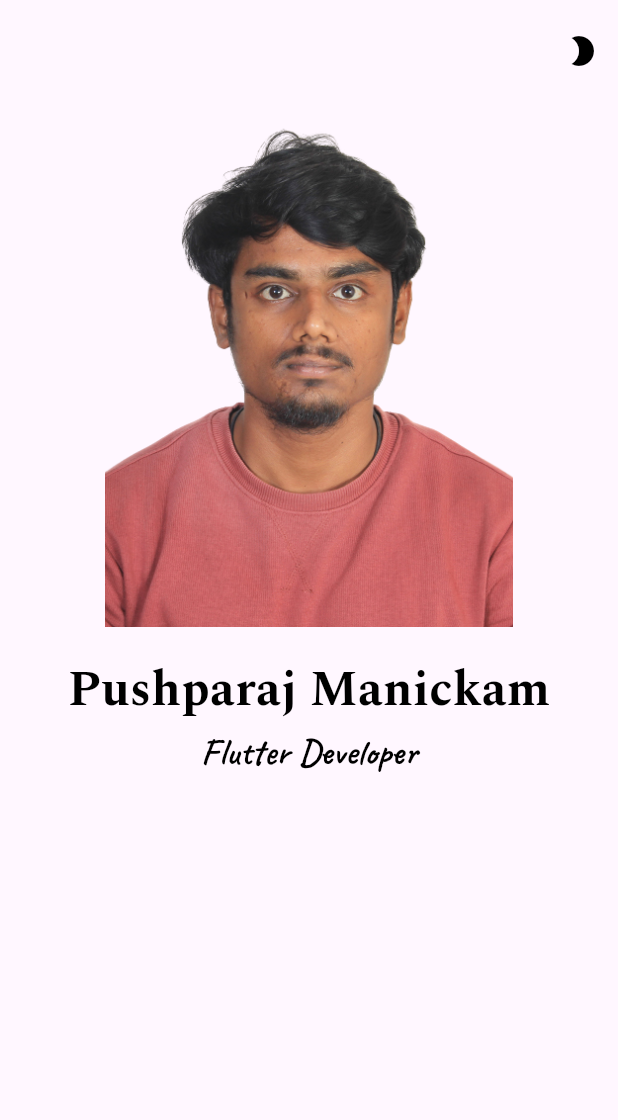
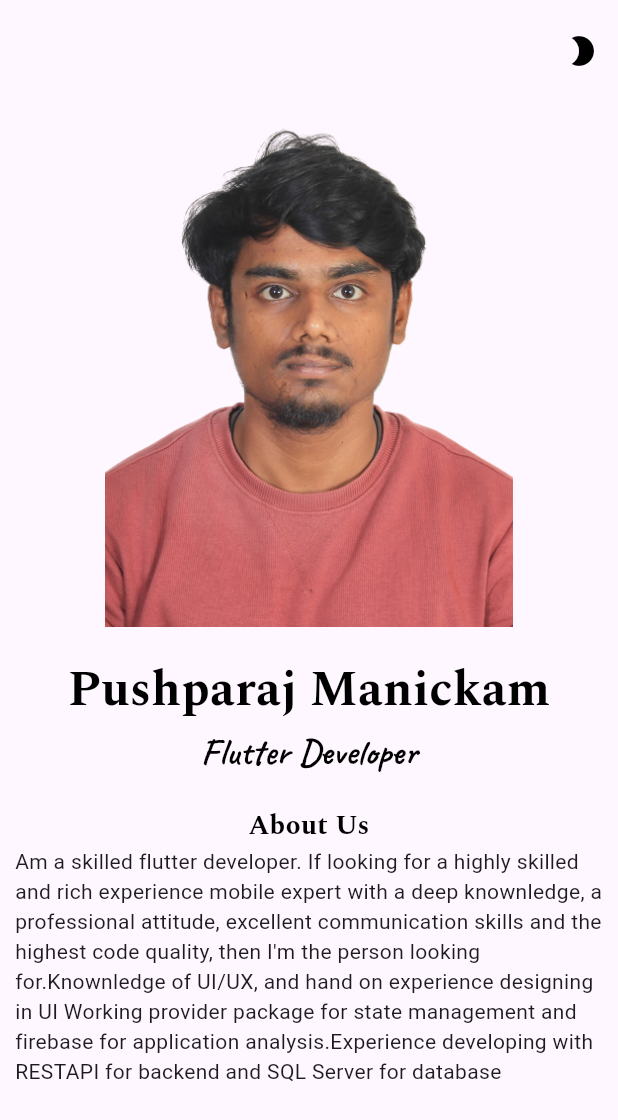
Before and after one commit to PushparajManickam/push_potfolio, a Flutter app: the screen it shows after launch, after a tap on the "wb sunny" icon, on a phone screen of 412 x 824 dp. Shown: the top 1120 px of the screen. Run offline on Flutter 3.47's test engine with Material 2 defaults, Android fonts, the phone set to English and light mode, and no system bars; our stand-ins replace adaptive_theme, google_fonts.

```diff
--- a/lib/main.dart
+++ b/lib/main.dart
@@ -1,19 +1,35 @@
+import 'package:adaptive_theme/adaptive_theme.dart';
 import 'package:flutter/material.dart';
 
 import 'theme/color.dart';
 import 'screen/dashboard_screen.dart';
 
-void main() {
-  runApp(const MyApp());
+void main()async {
+   WidgetsFlutterBinding.ensureInitialized();
+  final AdaptiveThemeMode? savedThemeMode = await AdaptiveTheme.getThemeMode();
+  runApp(MyApp(savedThemeMode: savedThemeMode));
 }
 
 class MyApp extends StatelessWidget {
-  const MyApp({super.key});
+  final AdaptiveThemeMode? savedThemeMode;
+  const MyApp({super.key,this.savedThemeMode});
 
   // This widget is the root of your application.
   @override
   Widget build(BuildContext context) {
-    return MaterialApp(
+    return AdaptiveTheme(
+      light: ThemeData(
+        brightness: Brightness.light,
+        primarySwatch: Colors.red,
+        // accentColor: Colors.amber,
+      ),
+      dark: ThemeData(
+        brightness: Brightness.dark,
+        primarySwatch: Colors.red,
+        // accentColor: Colors.amber,
+      ),
+      initial: AdaptiveThemeMode.dark   ,
+      builder: (theme, darkTheme) => MaterialApp(
         debugShowCheckedModeBanner: false,
         theme: ThemeData(
           // This is the theme of your application.
@@ -38,7 +54,8 @@ class MyApp extends StatelessWidget {
           ),
           useMaterial3: true,
         ),
-      home: const DashboardScreen(),
+        home: DashboardScreen(savedThemeMode: savedThemeMode),
+      ),
     );
   }
 }
--- a/lib/screen/dashboard_screen.dart
+++ b/lib/screen/dashboard_screen.dart
@@ -1,12 +1,16 @@
+import 'package:adaptive_theme/adaptive_theme.dart';
 import 'package:flutter/material.dart';
 import 'package:push_potfolio/config/style.dart';
 import 'package:push_potfolio/constant/constant.dart';
 import 'package:push_potfolio/theme/color.dart';
+import 'package:push_potfolio/widget/about_us_widget.dart';
 import 'package:push_potfolio/widget/bio_widget.dart';
 import 'package:push_potfolio/widget/profile_widget.dart';
 
 class DashboardScreen extends StatefulWidget {
-  const DashboardScreen({super.key});
+  final AdaptiveThemeMode? savedThemeMode;
+
+  const DashboardScreen({super.key, this.savedThemeMode});
 
   @override
   State<DashboardScreen> createState() => _DashboardScreenState();
@@ -32,13 +36,16 @@ class _DashboardScreenState extends State<DashboardScreen> {
                       size: MyConstant.titleSize,
                     ),
                     onPressed: () {
+                      AdaptiveTheme.of(context).toggleThemeMode();
                       //TODO: theme mode
                       setState(() {
                         if (_icon == Icons.wb_sunny) {
                           _icon = Icons.brightness_2;
+                          AdaptiveTheme.of(context).setDark();
                           // themeChange.darkTheme = true;
                         } else {
                           _icon = Icons.wb_sunny;
+                          AdaptiveTheme.of(context).setLight();
                           // themeChange.darkTheme = false;
                         }
                       });
@@ -48,6 +55,7 @@ class _DashboardScreenState extends State<DashboardScreen> {
               ),
               ProfileWidget(),
               BioWidget(),
+              AboutUsWidget(),
             ],
           ),
         ),
--- a/lib/theme/theme_mode.dart
+++ b/lib/theme/theme_mode.dart
@@ -1,3 +1,5 @@
 import 'package:flutter/material.dart';
 
-class MyThemeMode with ChangeNotifier{}
+class MyThemeMode with ChangeNotifier{
+
+}
--- a/lib/widget/about_us_widget.dart
+++ b/lib/widget/about_us_widget.dart
@@ -9,6 +9,10 @@ class AboutUsWidget extends StatelessWidget {
   @override
   Widget build(BuildContext context) {
     return Container(
+      margin: const EdgeInsets.symmetric(
+        horizontal: 10,
+        vertical: 10,
+      ),
       child: Column(
         children: [
           TitleWidget("About Us"),
--- a/lib/widget/bio_widget.dart
+++ b/lib/widget/bio_widget.dart
@@ -9,7 +9,7 @@ class BioWidget extends StatelessWidget {
   @override
   Widget build(BuildContext context) {
     return Container(
-      padding: const EdgeInsets.symmetric(
+      margin: const EdgeInsets.symmetric(
         horizontal: 10,
         vertical: 10,
       ),
--- a/lib/widget/profile_widget.dart
+++ b/lib/widget/profile_widget.dart
@@ -1,6 +1,5 @@
 import 'package:flutter/material.dart';
 import 'package:push_potfolio/constant/constant.dart';
-import 'package:push_potfolio/theme/color.dart';
 
 class ProfileWidget extends StatelessWidget {
   const ProfileWidget({super.key});
--- /dev/null
+++ b/lib/widget/social_media_widget.dart
@@ -0,0 +1,10 @@
+import 'package:flutter/material.dart';
+
+class SocialMediaWidget extends StatelessWidget {
+  const SocialMediaWidget({super.key});
+
+  @override
+  Widget build(BuildContext context) {
+    return Container();
+  }
+}
--- a/lib/widget/title_widget.dart
+++ b/lib/widget/title_widget.dart
@@ -10,11 +10,11 @@ class TitleWidget extends StatelessWidget {
   @override
   Widget build(BuildContext context) {
     return Row(
-      mainAxisAlignment: MainAxisAlignment.start,
+      mainAxisAlignment: MainAxisAlignment.center,
       children: [
         Text(
           titleName!,
-          style: MyStyle.ptSansFont(
+          style: MyStyle.robotoFont(
             MyConstant.largeSize,
             MyColor.blackColor,
             FontWeight.bold,
--- a/pubspec.yaml
+++ b/pubspec.yaml
@@ -36,6 +36,7 @@ dependencies:
   # Use with the CupertinoIcons class for iOS style icons.
   cupertino_icons: ^1.0.2
   google_fonts: ^5.1.0
+  adaptive_theme: ^3.3.0
 
 dev_dependencies:
   flutter_test:
```
Also changed, not shown: lib/widget/achievement_widget.dart (added), pubspec.lock, 3 other files. Lines whose indentation alone changed are shown as unchanged.
